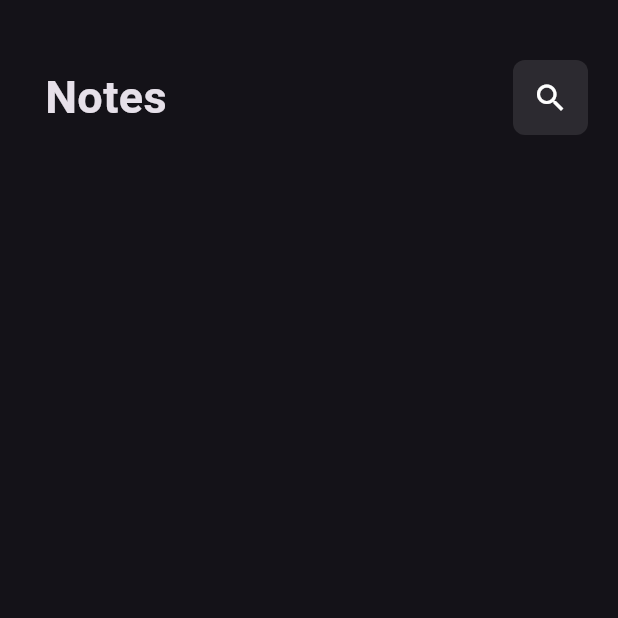
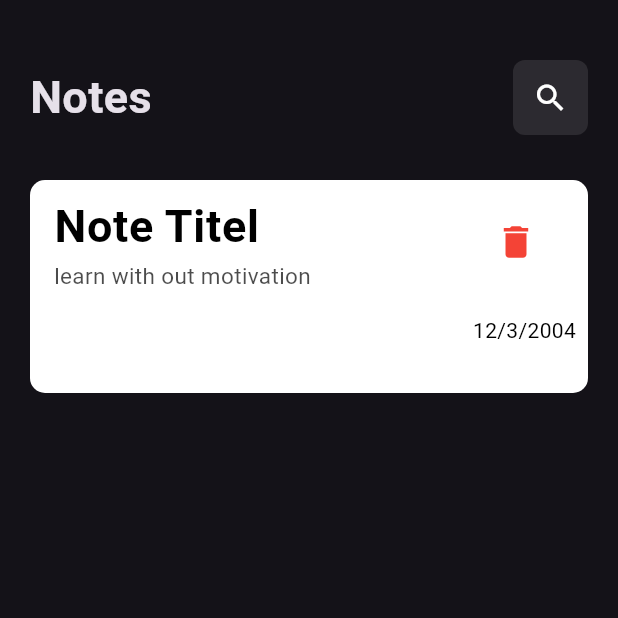
Before and after one commit to ahmedmokhtar01/note_app, a Flutter app: the screen it shows after launch, on a phone screen of 412 x 824 dp, the top half of it. Run offline on Flutter 3.47's test engine with Material 3 defaults, Android fonts, the phone set to English and light mode, and no system bars; our stand-ins replace google_fonts.

Commit message:
make the Note desgin Card and update the pubspec.yamlt

```diff
--- /dev/null
+++ b/lib/views/Note_card_design.dart
@@ -0,0 +1,61 @@
+import 'package:flutter/material.dart';
+import 'dart:math';
+
+import 'package:google_fonts/google_fonts.dart';
+
+class NoteCardDesign extends StatelessWidget {
+  const NoteCardDesign({super.key});
+  Color getRandomColor() {
+    Random random = Random();
+    return Color.fromARGB(
+      255,
+      random.nextInt(256),
+      random.nextInt(256),
+      random.nextInt(256),
+    );
+  }
+
+  @override
+  Widget build(BuildContext context) {
+    return Container(
+      padding: EdgeInsets.only(top: 0, bottom: 24),
+      decoration: BoxDecoration(
+          color: Colors.white, borderRadius: BorderRadius.circular(10)),
+      child: Column(
+        children: [
+          ListTile(
+              title: Text(
+                "Note Titel",
+                style: TextStyle(
+                    fontSize: 30,
+                    color: Colors.black,
+                    fontWeight: FontWeight.bold),
+              ),
+              subtitle: Text(
+                "learn with out motivation",
+                style: TextStyle(
+                  fontSize: 15,
+                  color: Colors.black.withOpacity(0.7),
+                ),
+              ),
+              trailing: IconButton(
+                  onPressed: () {},
+                  icon: Icon(
+                    Icons.delete,
+                    color: Colors.red,
+                    size: 28,
+                  ))),
+          Align(
+              alignment: Alignment.bottomRight,
+              child: Padding(
+                padding: const EdgeInsets.all(8),
+                child: Text(
+                  "12/3/2004",
+                  style: TextStyle(color: Colors.black),
+                ),
+              ))
+        ],
+      ),
+    );
+  }
+}
--- a/lib/views/Notes_view_body.dart
+++ b/lib/views/Notes_view_body.dart
@@ -1,5 +1,6 @@
 import 'package:flutter/material.dart';
 import 'package:note_app/views/Custome_app_bar.dart';
+import 'package:note_app/views/Note_card_design.dart';
 
 class NotesViewBody extends StatelessWidget {
   const NotesViewBody({super.key});
@@ -13,10 +14,11 @@ class NotesViewBody extends StatelessWidget {
           SizedBox(
             height: 40,
           ),
-          Padding(
-            padding: const EdgeInsets.only(left: 10),
-            child: CustomAppBar(),
-          )
+          CustomAppBar(),
+          SizedBox(
+            height: 30,
+          ),
+          NoteCardDesign()
         ],
       ),
     );
```
Also changed, not shown: pubspec.yaml (+12 -12 lines).
